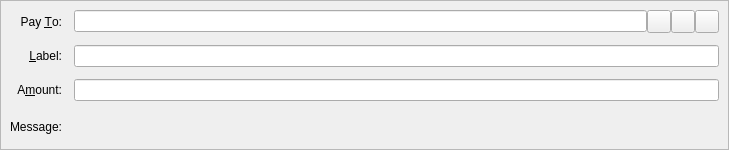
This is src/qt/forms/sendcoinsentry.ui in Exgibichi/rt as Qt 5 draws it before an edit. The edited form follows.
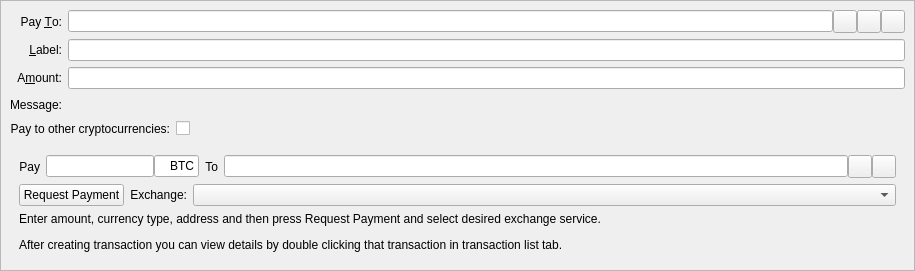
This is the edited form. Icons and pictures are not drawn. Custom widgets are drawn as their Qt base class.

Commit message: implement GUI for exchanges

What changed in the file:
```diff
--- a/src/qt/forms/sendcoinsentry.ui
+++ b/src/qt/forms/sendcoinsentry.ui
@@ -6,30 +6,36 @@
    <rect>
     <x>0</x>
     <y>0</y>
-    <width>729</width>
-    <height>150</height>
+    <width>915</width>
+    <height>271</height>
    </rect>
   </property>
+  <property name="sizePolicy">
+   <sizepolicy hsizetype="Preferred" vsizetype="Preferred">
+    <horstretch>0</horstretch>
+    <verstretch>0</verstretch>
+   </sizepolicy>
+  </property>
   <property name="focusPolicy">
    <enum>Qt::TabFocus</enum>
   </property>
-  <property name="autoFillBackground">
-   <bool>false</bool>
+  <property name="currentIndex">
+   <number>0</number>
   </property>
   <widget class="QFrame" name="SendCoins">
    <property name="toolTip">
     <string>This is a normal payment.</string>
    </property>
+   <property name="autoFillBackground">
+    <bool>false</bool>
+   </property>
    <property name="frameShape">
     <enum>QFrame::StyledPanel</enum>
    </property>
    <property name="frameShadow">
     <enum>QFrame::Sunken</enum>
    </property>
-   <layout class="QGridLayout" name="gridLayout">
-    <property name="spacing">
-     <number>12</number>
-    </property>
+   <layout class="QGridLayout" name="gridLayout_2">
     <item row="0" column="0">
      <widget class="QLabel" name="payToLabel">
       <property name="text">
@@ -43,6 +49,92 @@
       </property>
      </widget>
     </item>
+    <item row="1" column="1">
+     <widget class="QLineEdit" name="addAsLabel">
+      <property name="toolTip">
+       <string>Enter a label for this address to add it to the list of used addresses</string>
+      </property>
+     </widget>
+    </item>
+    <item row="2" column="0">
+     <widget class="QLabel" name="amountLabel">
+      <property name="text">
+       <string>A&amp;mount:</string>
+      </property>
+      <property name="alignment">
+       <set>Qt::AlignRight|Qt::AlignTrailing|Qt::AlignVCenter</set>
+      </property>
+      <property name="buddy">
+       <cstring>payAmount</cstring>
+      </property>
+     </widget>
+    </item>
+    <item row="2" column="1">
+     <widget class="BitcoinAmountField" name="payAmount"/>
+    </item>
+    <item row="3" column="0">
+     <widget class="QLabel" name="messageLabel">
+      <property name="text">
+       <string>Message:</string>
+      </property>
+      <property name="alignment">
+       <set>Qt::AlignRight|Qt::AlignTrailing|Qt::AlignVCenter</set>
+      </property>
+     </widget>
+    </item>
+    <item row="3" column="1">
+     <widget class="QLabel" name="messageTextLabel">
+      <property name="toolTip">
+       <string>A message that was attached to the emercoin: URI which will be stored with the transaction for your reference. Note: This message will not be sent over the Emercoin network.</string>
+      </property>
+      <property name="textFormat">
+       <enum>Qt::PlainText</enum>
+      </property>
+     </widget>
+    </item>
+    <item row="4" column="0" colspan="2">
+     <layout class="QFormLayout" name="toggleExchLayout">
+      <item row="0" column="0">
+       <widget class="QLabel" name="toggleExchLabel">
+        <property name="text">
+         <string>Pay to other cryptocurrencies:</string>
+        </property>
+        <property name="alignment">
+         <set>Qt::AlignRight|Qt::AlignTrailing|Qt::AlignVCenter</set>
+        </property>
+        <property name="buddy">
+         <cstring>payTo</cstring>
+        </property>
+       </widget>
+      </item>
+      <item row="0" column="1">
+       <widget class="QCheckBox" name="checkBoxExch">
+        <property name="sizePolicy">
+         <sizepolicy hsizetype="Fixed" vsizetype="Fixed">
+          <horstretch>0</horstretch>
+          <verstretch>0</verstretch>
+         </sizepolicy>
+        </property>
+        <property name="text">
+         <string/>
+        </property>
+       </widget>
+      </item>
+     </layout>
+    </item>
+    <item row="1" column="0">
+     <widget class="QLabel" name="labellLabel">
+      <property name="text">
+       <string>&amp;Label:</string>
+      </property>
+      <property name="alignment">
+       <set>Qt::AlignRight|Qt::AlignTrailing|Qt::AlignVCenter</set>
+      </property>
+      <property name="buddy">
+       <cstring>addAsLabel</cstring>
+      </property>
+     </widget>
+    </item>
     <item row="0" column="1">
      <layout class="QHBoxLayout" name="payToLayout">
       <property name="spacing">
@@ -105,60 +197,189 @@
       </item>
      </layout>
     </item>
-    <item row="1" column="0">
-     <widget class="QLabel" name="labellLabel">
-      <property name="text">
-       <string>&amp;Label:</string>
-      </property>
-      <property name="alignment">
-       <set>Qt::AlignRight|Qt::AlignTrailing|Qt::AlignVCenter</set>
-      </property>
-      <property name="buddy">
-       <cstring>addAsLabel</cstring>
-      </property>
-     </widget>
-    </item>
-    <item row="1" column="1">
-     <widget class="QLineEdit" name="addAsLabel">
-      <property name="toolTip">
-       <string>Enter a label for this address to add it to the list of used addresses</string>
-      </property>
-     </widget>
-    </item>
-    <item row="2" column="0">
-     <widget class="QLabel" name="amountLabel">
-      <property name="text">
-       <string>A&amp;mount:</string>
-      </property>
-      <property name="alignment">
-       <set>Qt::AlignRight|Qt::AlignTrailing|Qt::AlignVCenter</set>
-      </property>
-      <property name="buddy">
-       <cstring>payAmount</cstring>
-      </property>
-     </widget>
-    </item>
-    <item row="2" column="1">
-     <widget class="BitcoinAmountField" name="payAmount"/>
-    </item>
-    <item row="3" column="0">
-     <widget class="QLabel" name="messageLabel">
-      <property name="text">
-       <string>Message:</string>
-      </property>
-      <property name="alignment">
-       <set>Qt::AlignRight|Qt::AlignTrailing|Qt::AlignVCenter</set>
-      </property>
-     </widget>
-    </item>
-    <item row="3" column="1">
-     <widget class="QLabel" name="messageTextLabel">
-      <property name="toolTip">
-       <string>A message that was attached to the emercoin: URI which will be stored with the transaction for your reference. Note: This message will not be sent over the Emercoin network.</string>
-      </property>
-      <property name="textFormat">
-       <enum>Qt::PlainText</enum>
-      </property>
+    <item row="5" column="0" colspan="2">
+     <widget class="QWidget" name="exchWidget" native="true">
+      <layout class="QGridLayout" name="gridLayout">
+       <item row="0" column="0">
+        <layout class="QHBoxLayout" name="horizontalLayout1">
+         <item>
+          <widget class="QLabel" name="amountExchLabel">
+           <property name="sizePolicy">
+            <sizepolicy hsizetype="Preferred" vsizetype="Preferred">
+             <horstretch>0</horstretch>
+             <verstretch>0</verstretch>
+            </sizepolicy>
+           </property>
+           <property name="text">
+            <string>Pay</string>
+           </property>
+           <property name="alignment">
+            <set>Qt::AlignRight|Qt::AlignTrailing|Qt::AlignVCenter</set>
+           </property>
+          </widget>
+         </item>
+         <item>
+          <layout class="QHBoxLayout" name="horizontalLayout1_1">
+           <property name="spacing">
+            <number>0</number>
+           </property>
+           <item>
+            <widget class="QLineEdit" name="payAmountExch">
+             <property name="sizePolicy">
+              <sizepolicy hsizetype="Fixed" vsizetype="Fixed">
+               <horstretch>0</horstretch>
+               <verstretch>0</verstretch>
+              </sizepolicy>
+             </property>
+             <property name="alignment">
+              <set>Qt::AlignRight|Qt::AlignTrailing|Qt::AlignVCenter</set>
+             </property>
+            </widget>
+           </item>
+           <item>
+            <widget class="QLineEdit" name="payTypeExch">
+             <property name="sizePolicy">
+              <sizepolicy hsizetype="Fixed" vsizetype="Fixed">
+               <horstretch>1</horstretch>
+               <verstretch>0</verstretch>
+              </sizepolicy>
+             </property>
+             <property name="minimumSize">
+              <size>
+               <width>45</width>
+               <height>0</height>
+              </size>
+             </property>
+             <property name="maximumSize">
+              <size>
+               <width>45</width>
+               <height>16777215</height>
+              </size>
+             </property>
+             <property name="text">
+              <string>BTC</string>
+             </property>
+             <property name="alignment">
+              <set>Qt::AlignRight|Qt::AlignTrailing|Qt::AlignVCenter</set>
+             </property>
+            </widget>
+           </item>
+          </layout>
+         </item>
+         <item>
+          <widget class="QLabel" name="toExchLabel">
+           <property name="sizePolicy">
+            <sizepolicy hsizetype="Preferred" vsizetype="Preferred">
+             <horstretch>0</horstretch>
+             <verstretch>0</verstretch>
+            </sizepolicy>
+           </property>
+           <property name="text">
+            <string>To</string>
+           </property>
+           <property name="alignment">
+            <set>Qt::AlignRight|Qt::AlignTrailing|Qt::AlignVCenter</set>
+           </property>
+          </widget>
+         </item>
+         <item>
+          <layout class="QHBoxLayout" name="horizontalLayout1_2">
+           <property name="spacing">
+            <number>0</number>
+           </property>
+           <item>
+            <widget class="QLineEdit" name="payToExch">
+             <property name="toolTip">
+              <string>The Emercoin address to send the payment to</string>
+             </property>
+            </widget>
+           </item>
+           <item>
+            <widget class="QToolButton" name="pasteExchButton">
+             <property name="toolTip">
+              <string>Paste address from clipboard</string>
+             </property>
+             <property name="text">
+              <string/>
+             </property>
+             <property name="icon">
+              <iconset resource="../bitcoin.qrc">
+               <normaloff>:/icons/editpaste</normaloff>:/icons/editpaste</iconset>
+             </property>
+             <property name="shortcut">
+              <string>Alt+P</string>
+             </property>
+            </widget>
+           </item>
+           <item>
+            <widget class="QToolButton" name="deleteExchButton">
+             <property name="toolTip">
+              <string>Remove this entry</string>
+             </property>
+             <property name="text">
+              <string/>
+             </property>
+             <property name="icon">
+              <iconset resource="../bitcoin.qrc">
+               <normaloff>:/icons/remove</normaloff>:/icons/remove</iconset>
+             </property>
+            </widget>
+           </item>
+          </layout>
+         </item>
+        </layout>
+       </item>
+       <item row="1" column="0">
+        <layout class="QHBoxLayout" name="horizontalLayout2">
+         <item>
+          <widget class="QPushButton" name="requestPaymentButton">
+           <property name="sizePolicy">
+            <sizepolicy hsizetype="Fixed" vsizetype="Fixed">
+             <horstretch>0</horstretch>
+             <verstretch>0</verstretch>
+            </sizepolicy>
+           </property>
+           <property name="text">
+            <string>Request Payment</string>
+           </property>
+          </widget>
+         </item>
+         <item>
+          <widget class="QLabel" name="exchLabel">
+           <property name="sizePolicy">
+            <sizepolicy hsizetype="Fixed" vsizetype="Fixed">
+             <horstretch>0</horstretch>
+             <verstretch>0</verstretch>
+            </sizepolicy>
+           </property>
+           <property name="text">
+            <string>Exchange:</string>
+           </property>
+           <property name="alignment">
+            <set>Qt::AlignRight|Qt::AlignTrailing|Qt::AlignVCenter</set>
+           </property>
+          </widget>
+         </item>
+         <item>
+          <widget class="QComboBox" name="exchComboBox">
+           <property name="sizePolicy">
+            <sizepolicy hsizetype="Preferred" vsizetype="Fixed">
+             <horstretch>0</horstretch>
+             <verstretch>0</verstretch>
+            </sizepolicy>
+           </property>
+          </widget>
+         </item>
+        </layout>
+       </item>
+       <item row="2" column="0">
+        <widget class="QLabel" name="infoExchLabel">
+         <property name="text">
+          <string>&lt;html&gt;&lt;head/&gt;&lt;body&gt;&lt;p&gt;Enter amount, currency type, address and then press Request Payment and select desired exchange service.&lt;/p&gt;&lt;p&gt;After creating transaction you can view details by double clicking that transaction in transaction list tab.&lt;/p&gt;&lt;/body&gt;&lt;/html&gt;</string>
+         </property>
+        </widget>
+       </item>
+      </layout>
      </widget>
     </item>
    </layout>
```
Left out of the diff: 35 changed lines with no effect on the pictures. The commit also changes 8 other files.
